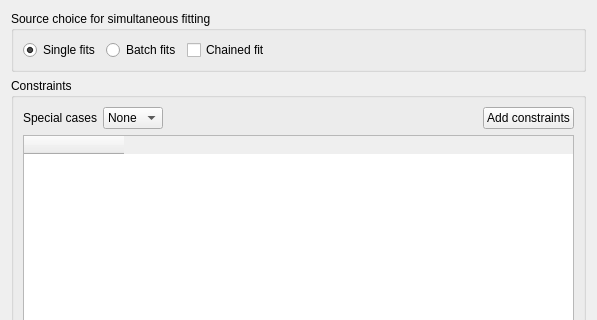
First picture: the form in src/sas/qtgui/Perspectives/Fitting/UI/ConstraintWidgetUI.ui, repository SasView/sasview, before the edit; both pictures show x 0 to 597 and y 0 to 320 of the 597 by 607 pixel window.
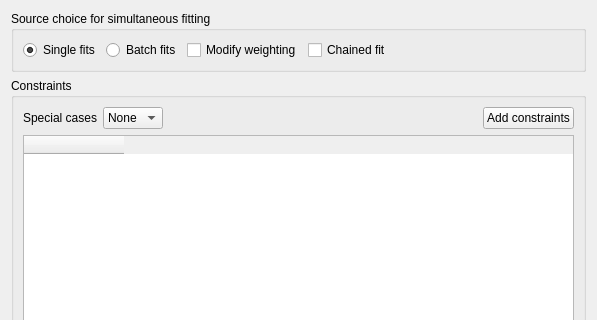
Second picture: the form after the edit.

Commit message: Adding a "Modify Weighting" box

The edit to the form file:
```diff
--- a/src/sas/qtgui/Perspectives/Fitting/UI/ConstraintWidgetUI.ui
+++ b/src/sas/qtgui/Perspectives/Fitting/UI/ConstraintWidgetUI.ui
@@ -13,16 +13,16 @@
   <property name="windowTitle">
    <string>Constrained and Simultaneous Fit</string>
   </property>
-  <layout class="QGridLayout" name="gridLayout_3">
+  <layout class="QGridLayout" name="gridLayout_4">
    <item row="0" column="0">
     <widget class="QGroupBox" name="groupBox">
      <property name="title">
       <string>Source choice for simultaneous fitting</string>
      </property>
-     <layout class="QGridLayout" name="gridLayout_2">
+     <layout class="QGridLayout" name="gridLayout_3">
       <item row="0" column="0">
-       <layout class="QHBoxLayout" name="horizontalLayout_2">
-        <item>
+       <layout class="QGridLayout" name="gridLayout_2">
+        <item row="0" column="0">
          <widget class="QRadioButton" name="btnSingle">
           <property name="text">
            <string>Single fits</string>
@@ -32,29 +32,36 @@
           </property>
          </widget>
         </item>
-        <item>
+        <item row="0" column="1">
          <widget class="QRadioButton" name="btnBatch">
           <property name="text">
            <string>Batch fits</string>
           </property>
          </widget>
         </item>
-        <item>
+        <item row="0" column="2">
+         <widget class="QCheckBox" name="chkWeight">
+          <property name="text">
+           <string>Modify weighting</string>
+          </property>
+         </widget>
+        </item>
+        <item row="0" column="3">
          <widget class="QCheckBox" name="chkChain">
           <property name="text">
            <string>Chained fit</string>
           </property>
          </widget>
         </item>
-        <item>
+        <item row="0" column="4">
          <spacer name="horizontalSpacer">
           <property name="orientation">
            <enum>Qt::Horizontal</enum>
           </property>
           <property name="sizeHint" stdset="0">
            <size>
-            <width>18</width>
-            <height>17</height>
+            <width>160</width>
+            <height>13</height>
            </size>
           </property>
          </spacer>
```
The commit also changes 2 other files.
